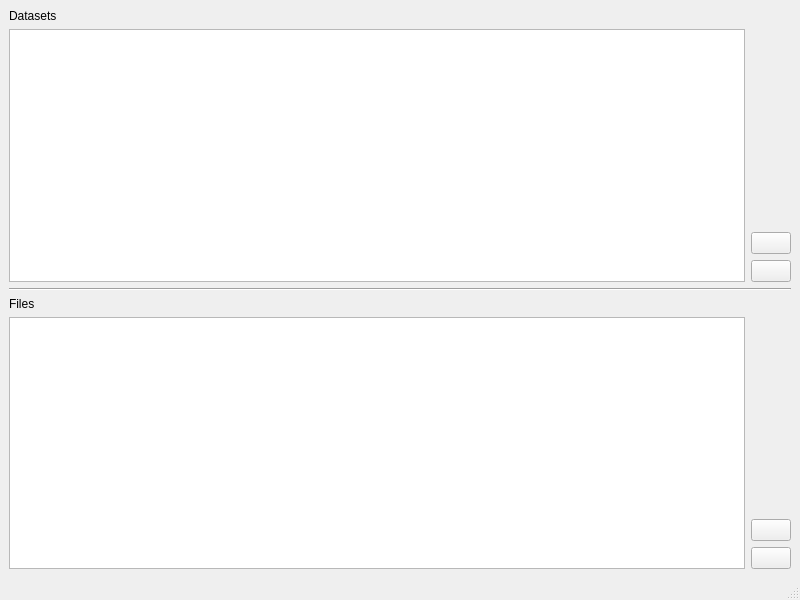
Qt form timeview/manager/main.ui (TimeViewers/timeview) before a commit.
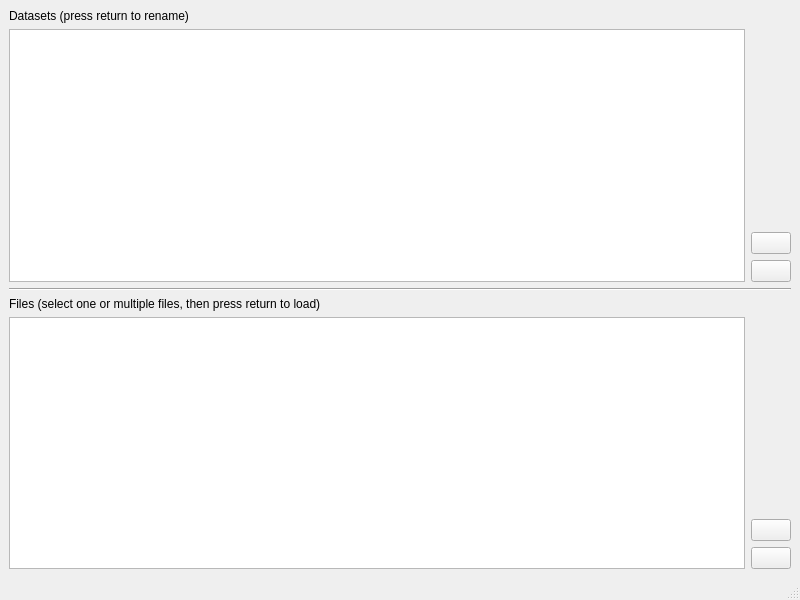
The same form after that commit.

Commit message: support multiple file loading from dataset manager

Patch:
```diff
--- a/timeview/manager/main.ui
+++ b/timeview/manager/main.ui
@@ -21,7 +21,7 @@
     <item>
      <widget class="QLabel" name="datasetsLabel">
       <property name="text">
-       <string>Datasets</string>
+       <string>Datasets (press return to rename)</string>
       </property>
      </widget>
     </item>
@@ -86,7 +86,7 @@
     <item>
      <widget class="QLabel" name="filesLabel">
       <property name="text">
-       <string>Files</string>
+       <string>Files (select one or multiple files, then press return to load)</string>
       </property>
      </widget>
     </item>
```
The commit also changes 1 other file.
